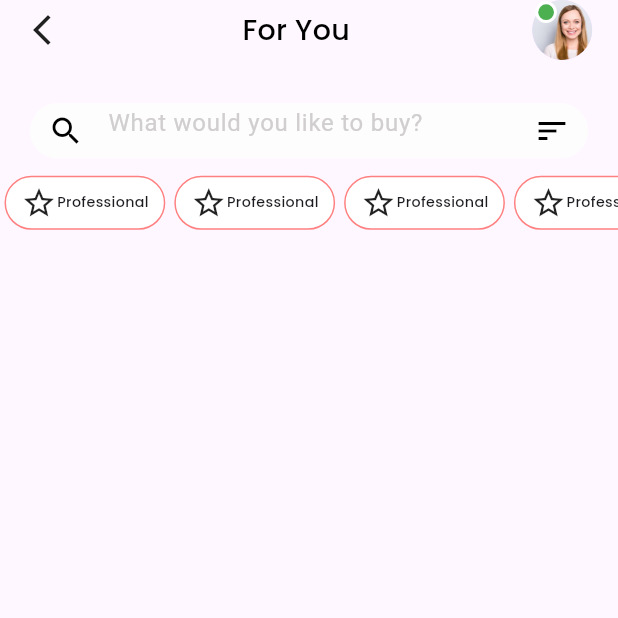
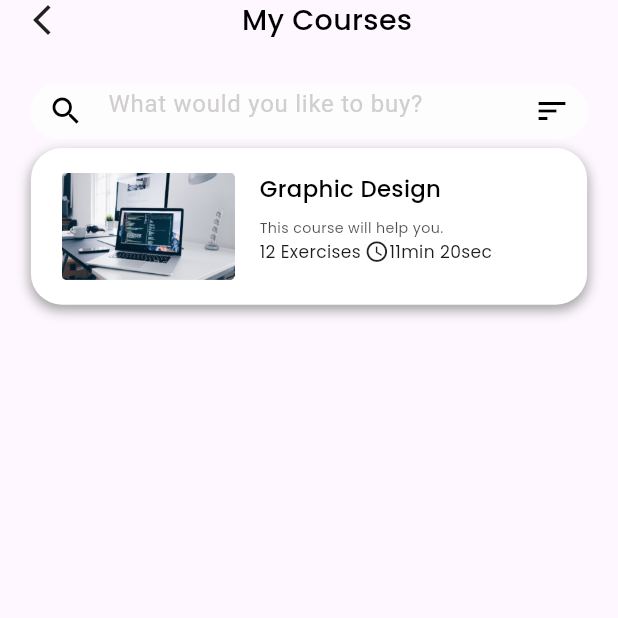
Before and after one commit to PradiptaAhmad/iLearn_project, a Flutter app: the screen it shows after launch, on a phone screen of 412 x 824 dp, the top half of it. Run offline on Flutter 3.47's test engine with Material 3 defaults, Android fonts, the phone set to English and light mode, and no system bars; our stand-ins replace cloud_firestore, firebase_auth, firebase_core, firebase_storage, get, google_fonts and 3 more; missing offline and left inert: dart:ffi; accounts and stored records are empty.

Commit message:
[alyaa] up mycourses

```diff
--- a/lib/core/themes.dart
+++ b/lib/core/themes.dart
@@ -226,3 +226,19 @@ TextStyle txtDetailCourse({required final color}) {
           fontWeight: FontWeight.w600,
           fontSize: figmaFontsize(16)));
 }
+
+TextStyle descMyCourses({required final Color color}) {
+  Color semiTransparentColor = color.withOpacity(0.7); // Mengubah warna menjadi 70% lebih transparan
+  return GoogleFonts.poppins(
+      textStyle: TextStyle(
+          color: semiTransparentColor,
+          fontWeight: FontWeight.w400,
+          fontSize: figmaFontsize(10)));
+}
+
+TextStyle decsCourses({required final Color color}) {
+  return GoogleFonts.poppins(
+      textStyle: TextStyle(
+          fontWeight: FontWeight.w400,
+          fontSize: figmaFontsize(12)));
+}
--- a/lib/main.dart
+++ b/lib/main.dart
@@ -4,10 +4,12 @@ import 'package:ilearn_project/bindings/registerB.dart';
 import 'package:ilearn_project/pages/foryou_page/foryou.dart';
 import 'package:ilearn_project/pages/foryou_page/foryou_detailpage.dart';
 import 'package:ilearn_project/pages/home_page/home.dart';
+import 'package:ilearn_project/pages/home_page/widget/mycourses_card.dart';
 import 'package:ilearn_project/routes/app_pages.dart';
 import 'package:firebase_core/firebase_core.dart';
 import 'package:ilearn_project/routes/route_name.dart';
 import 'firebase_options.dart';
+import 'pages/mycourses_page/mycourses.dart';
 import 'pages/mycourses_page/mycourses_detailpage.dart';
 
 void main() async {
@@ -32,7 +34,7 @@ class MyApp extends StatelessWidget {
       // getPages: AppPages.pages,
       // initialRoute: RouteName.register,
       // initialBinding: RegisterB(),
-      home: ForYou(),
+      home: MyCoursesPage(),
     );
   }
 }
--- /dev/null
+++ b/lib/pages/mycourses_page/mycourses.dart
@@ -0,0 +1,27 @@
+import 'package:flutter/material.dart';
+
+import '../../appBar/appbarcustom.dart';
+import 'widget/playlistmycourses.dart';
+
+class MyCoursesPage extends StatelessWidget {
+  const MyCoursesPage({super.key});
+
+  @override
+  Widget build(BuildContext context) {
+    return SafeArea(
+      child: Scaffold(
+        body: Column(
+          children: [
+            AppBarCustom(
+              textColor: Colors.black,
+              showSearchBar: true,
+              appBarText: 'My Courses',
+              showProfileImage: false,
+            ),
+            PlaylistCourses()
+          ],
+        ),
+      ),
+    );
+  }
+}
--- a/lib/pages/mycourses_page/mycourses_detailpage.dart
+++ b/lib/pages/mycourses_page/mycourses_detailpage.dart
@@ -1,5 +1,5 @@
 import 'package:flutter/material.dart';
-import 'package:ilearn_project/pages/mycourses_page/widget/playlistmycourse.dart';
+import 'package:ilearn_project/pages/mycourses_page/widget/playlistdetailmycourse.dart';
 
 import '../../appBar/appbarcustom.dart';
 import '../../core/themes.dart';
--- /dev/null
+++ b/lib/pages/mycourses_page/widget/playlistmycourses.dart
@@ -0,0 +1,68 @@
+import 'package:flutter/material.dart';
+
+import '../../../core/themes.dart';
+
+class PlaylistCourses extends StatelessWidget {
+  const PlaylistCourses({super.key});
+
+  @override
+  Widget build(BuildContext context) {
+    double screenHeight = MediaQuery.of(context).size.height;
+    double screenWidth = MediaQuery.of(context).size.width;
+    return SingleChildScrollView(
+      scrollDirection: Axis.horizontal,
+      child: Row(
+        children: [
+          Container(
+            margin: EdgeInsets.symmetric(horizontal: 2, vertical: 2),
+            width: screenWidth * 0.9, // Mengatur lebar Container
+            padding: EdgeInsets.symmetric(
+              vertical: screenHeight * 0.02, // Sesuaikan sesuai kebutuhan
+              horizontal: screenWidth * 0.05, // Sesuaikan sesuai kebutuhan
+            ),
+            decoration: BoxDecoration(
+              color: Colors.white,
+              borderRadius: BorderRadius.circular(screenHeight * 0.025),
+              boxShadow: [
+                BoxShadow(
+                  color: Colors.grey,
+                  blurRadius: screenHeight * 0.008,
+                  offset: Offset(0, screenHeight * 0.004),
+                ),
+              ],
+            ),
+            child: SingleChildScrollView(
+              child: Row(
+                crossAxisAlignment: CrossAxisAlignment.start,
+                mainAxisAlignment: MainAxisAlignment.start,
+                children: [
+                  Image.asset("assets/images/laptop.png", width: screenWidth * 0.28),
+                  SizedBox(width: screenWidth*0.04,),
+                  Column(
+                    crossAxisAlignment: CrossAxisAlignment.start, // Ratakan teks ke kiri
+                    children: [
+                      Text("Graphic Design", style: titlePlaylist(color: Colors.black)),
+                      SizedBox(height: screenHeight*0.01,),
+                      Text("This course will help you.", style: descMyCourses(color: Colors.black)),
+                      Row(
+                        children: [
+                          Text("12 Exercises", style: decsCourses(color: Colors.black)), // Perhatikan nama fungsi descCourses
+                          SizedBox(width: screenWidth * 0.006),
+                          Icon(
+                            Icons.access_time,
+                            size: screenWidth *0.04, // Adjust the size as needed
+                          ),
+                          Text("11min 20sec", style: decsCourses(color: Colors.black)), // Perhatikan nama fungsi descCourses
+                        ],
+                      )
+                    ],
+                  ),
+                ],
+              ),
+            ),
+          )
+        ],
+      ),
+    );
+  }
+}
```
Also changed, not shown: lib/pages/mycourses_page/widget/playlistdetailmycourse.dart (renamed from lib/pages/mycourses_page/widget/playlistmycourse.dart).
